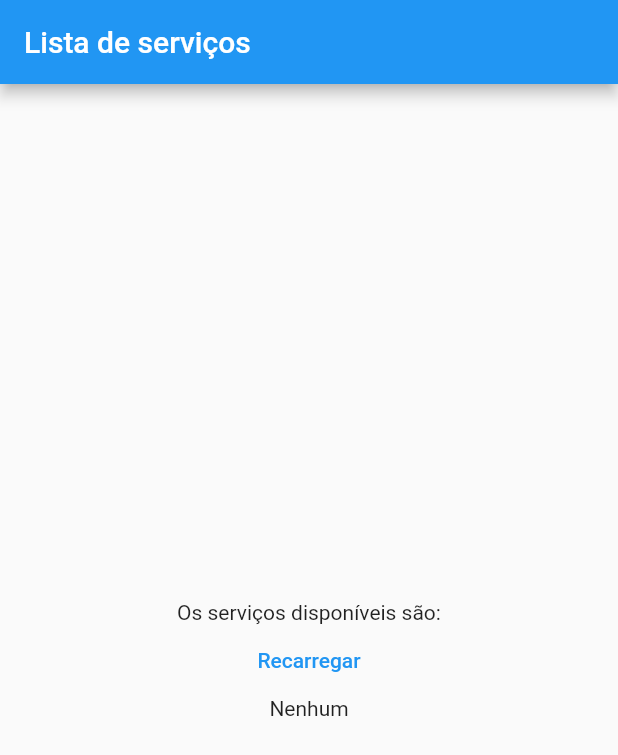
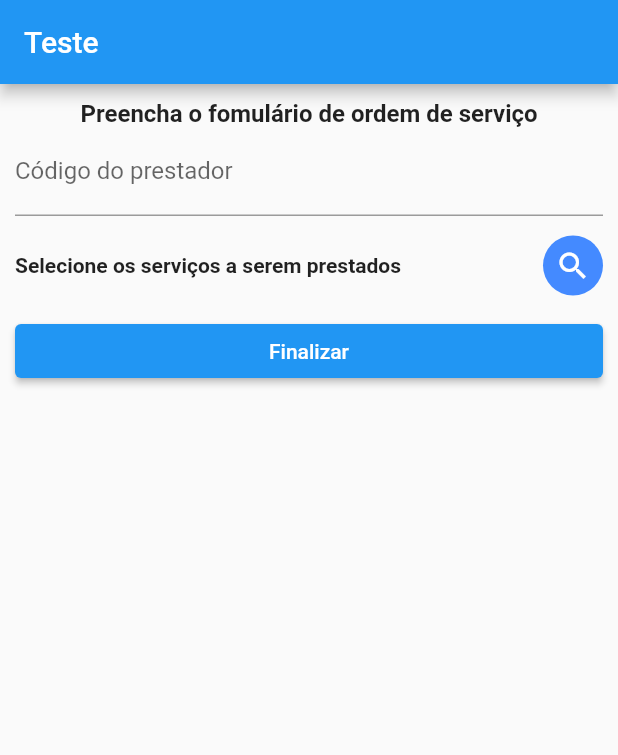
Before and after one commit to lcrdz/abc-tech-app, a Flutter app: the screen it shows after launch, on a phone screen of 412 x 824 dp. Shown: the top 755 px of the screen. Run offline on Flutter 3.47's test engine with Material 2 defaults, Android fonts, the phone set to English and light mode, and no system bars; our stand-ins replace geolocator, get.

Commit message:
:construction: add order controller and form

```diff
--- a/lib/controller/assist_controller.dart
+++ b/lib/controller/assist_controller.dart
@@ -8,8 +8,8 @@ class AssistController extends GetxController with StateMixin<List<Assist>> {
   @override
   void onInit() {
     super.onInit();
-    change([], status: RxStatus.empty());
     _service = Get.find<AssistService>();
+    getAssistList();
   }
 
   void getAssistList() {
--- /dev/null
+++ b/lib/controller/order_controller.dart
@@ -0,0 +1,35 @@
+import 'dart:developer';
+
+import 'package:abctechapp/model/assist.dart';
+import 'package:abctechapp/service/geolocation_service.dart';
+import 'package:flutter/cupertino.dart';
+import 'package:get/get.dart';
+
+class OrderController extends GetxController {
+  final GeolocationServiceInterface _geolocationService;
+  final formKey = GlobalKey<FormState>();
+  final operatorIdController = TextEditingController();
+  final selectedAssists = <Assist>[].obs;
+
+  OrderController(this._geolocationService);
+
+  @override
+  void onInit() {
+    super.onInit();
+    _geolocationService.start();
+  }
+
+  getLocation() {
+    _geolocationService
+        .getPosition()
+        .then((value) => log(value.toJson().toString()));
+  }
+
+  finishStartOrder() {
+    getLocation();
+  }
+
+  editAssists() {
+    Get.toNamed("/assists", arguments: selectedAssists);
+  }
+}
--- a/lib/main.dart
+++ b/lib/main.dart
@@ -1,5 +1,7 @@
 import 'package:abctechapp/pages/home_bind.dart';
 import 'package:abctechapp/pages/home_page.dart';
+import 'package:abctechapp/pages/order_bind.dart';
+import 'package:abctechapp/pages/order_page.dart';
 import 'package:abctechapp/provider/assist_provider.dart';
 import 'package:abctechapp/service/assist_service.dart';
 import 'package:flutter/material.dart';
@@ -25,8 +27,11 @@ class MyApp extends StatelessWidget {
         primarySwatch: Colors.blue,
       ),
       getPages: [
+        GetPage(name: '/', page: () => const OrderPage(), binding: OrderBind()),
         GetPage(
-            name: '/', page: () => const HomePage(), binding: HomeBinding()),
+            name: '/assists',
+            page: () => const HomePage(),
+            binding: HomeBinding()),
       ],
     );
   }
--- /dev/null
+++ b/lib/pages/order_bind.dart
@@ -0,0 +1,11 @@
+import 'package:get/get.dart';
+
+import '../controller/order_controller.dart';
+import '../service/geolocation_service.dart';
+
+class OrderBind extends Bindings {
+  @override
+  void dependencies() {
+    Get.lazyPut<OrderController>(() => OrderController(GeolocationService()));
+  }
+}
--- /dev/null
+++ b/lib/pages/order_page.dart
@@ -0,0 +1,88 @@
+import 'package:abctechapp/controller/order_controller.dart';
+import 'package:flutter/material.dart';
+import 'package:flutter/services.dart';
+import 'package:get/get.dart';
+
+import '../model/assist.dart';
+
+class OrderPage extends GetView<OrderController> {
+  const OrderPage({Key? key}) : super(key: key);
+
+  Widget renderAssists(List<Assist> assists) {
+    return ListView.builder(
+        shrinkWrap: true,
+        itemCount: assists.length,
+        itemBuilder: (context, index) =>
+            ListTile(title: Text(assists[index].name)));
+  }
+
+  @override
+  Widget build(BuildContext context) {
+    return Scaffold(
+        appBar: AppBar(
+          title: const Text("Teste"),
+        ),
+        body: Container(
+            constraints: const BoxConstraints.expand(),
+            padding: const EdgeInsets.all(10.0),
+            child: SingleChildScrollView(
+              child: Form(
+                key: controller.formKey,
+                child: Column(
+                  mainAxisAlignment: MainAxisAlignment.center,
+                  children: <Widget>[
+                    Row(children: const [
+                      Expanded(
+                          child: Text(
+                        'Preencha o fomulário de ordem de serviço',
+                        textAlign: TextAlign.center,
+                        style: TextStyle(
+                            fontSize: 16.0, fontWeight: FontWeight.bold),
+                      ))
+                    ]),
+                    TextFormField(
+                      controller: controller.operatorIdController,
+                      inputFormatters: [FilteringTextInputFormatter.digitsOnly],
+                      keyboardType: TextInputType.number,
+                      decoration: const InputDecoration(
+                          labelText: "Código do prestador"),
+                      textAlign: TextAlign.center,
+                    ),
+                    Row(children: [
+                      const Expanded(
+                          child: Padding(
+                              padding: EdgeInsets.only(top: 25, bottom: 25),
+                              child: Text(
+                                'Selecione os serviços a serem prestados',
+                                textAlign: TextAlign.left,
+                                style: TextStyle(
+                                    fontSize: 14.0,
+                                    fontWeight: FontWeight.bold),
+                              ))),
+                      Ink(
+                          decoration: const ShapeDecoration(
+                              shape: CircleBorder(), color: Colors.blueAccent),
+                          width: 40,
+                          height: 40,
+                          child: IconButton(
+                              icon: const Icon(
+                                Icons.search,
+                                color: Colors.white,
+                              ),
+                              onPressed: () => controller.editAssists()))
+                    ]),
+                    Obx(
+                      () => renderAssists(controller.selectedAssists),
+                    ),
+                    Row(children: [
+                      Expanded(
+                          child: ElevatedButton(
+                              onPressed: () => controller.finishStartOrder(),
+                              child: const Text("Finalizar")))
+                    ]),
+                  ],
+                ),
+              ),
+            )));
+  }
+}
```
